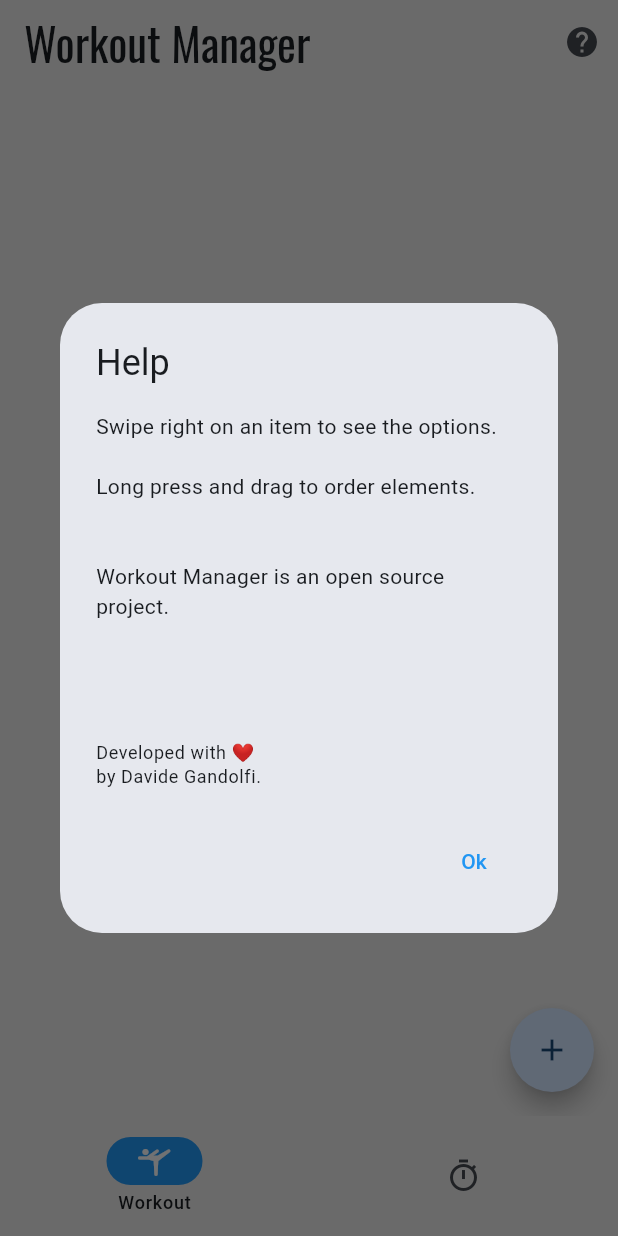
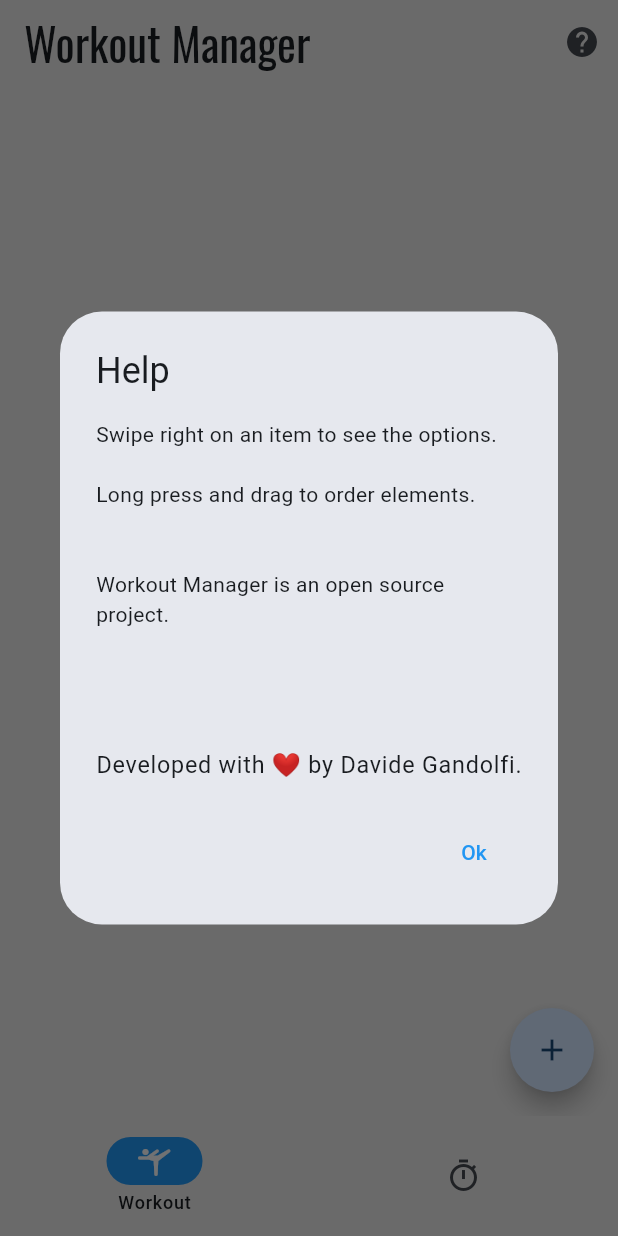
Before and after one commit to davgand/Workout-Manager, a Flutter app: the screen it shows after launch, after a tap on the "help" icon, on a phone screen of 412 x 824 dp. Run offline on Flutter 3.47's test engine with Material 3 defaults, Android fonts, the phone set to English and light mode, and no system bars; our stand-ins replace flutter_slidable, google_fonts; missing offline and left inert: window_size; generated files the repository leaves out were written again.

Commit message:
Small fonts adjustments

```diff
--- a/lib/l10n/app_en.arb
+++ b/lib/l10n/app_en.arb
@@ -7,7 +7,7 @@
   "help_dialog_title": "Help",
   "help_dialog_body": "Swipe right on an item to see the options. \n\nLong press and drag to order elements.",
   "help_dialog_info": "Workout Manager is an open source project.",
-  "help_dialog_credits": "Developed with ❤️\nby Davide Gandolfi.",
+  "help_dialog_credits": "Developed with ❤️ by Davide Gandolfi.",
   "delete_exercise_list_dialog_title": "Delete Exercise",
   "delete_exercise_list_dialog_body": "Do you really want to delete exercise {list_name}? \n\nThis operation cannot be undone.",
   "@delete_exercise_list_dialog_body": {
--- a/lib/l10n/app_it.arb
+++ b/lib/l10n/app_it.arb
@@ -7,7 +7,7 @@
   "help_dialog_title": "Aiuto",
   "help_dialog_body": "Scorri a destra su un elemento per visualizzare le diverse opzioni. \n\nTieni premuto su un oggetto e trascina per riordinare.",
   "help_dialog_info": "Workout Manager è un progetto open source.",
-  "help_dialog_credits": "Sviluppato con ❤️\nda Davide Gandolfi.",
+  "help_dialog_credits": "Sviluppato con ❤️ da Davide Gandolfi.",
   "delete_exercise_list_dialog_title": "Elimina Esercizio",
   "delete_exercise_list_dialog_body": "Vuoi davvero eliminare l'esercizio {list_name}? \n\nQuesta azione non può essere annullata.",
   "@delete_exercise_list_dialog_body": {
--- a/lib/src/constants/app_styles.dart
+++ b/lib/src/constants/app_styles.dart
@@ -23,8 +23,10 @@ class AppStyles {
       ),
       displaySmall: GoogleFonts.roboto(),
       headlineMedium: GoogleFonts.roboto(),
-      titleMedium: GoogleFonts.roboto(fontWeight: FontWeight.bold),
-      bodyMedium: GoogleFonts.roboto(),
+        titleMedium:
+            GoogleFonts.roboto(fontWeight: FontWeight.bold, fontSize: 20),
+        bodyMedium: GoogleFonts.roboto(),
+        bodyLarge: GoogleFonts.roboto()
     ),
   );
 
--- a/lib/src/screens/workout.dart
+++ b/lib/src/screens/workout.dart
@@ -124,10 +124,13 @@ class _WorkoutScreenState extends State<WorkoutScreen> {
               Text(AppLocalizations.of(context)!.help_dialog_info),
               Text("\n"),
               Text("\n"),
-              Text(
+              FittedBox(
+                fit: BoxFit.fitWidth,
+                child: Text(
                 AppLocalizations.of(context)!.help_dialog_credits,
                 style: Theme.of(context).textTheme.bodySmall,
-              ),
+                ),
+              )
             ])),
             actions: <Widget>[
               TextButton(
--- a/lib/src/widgets/Warmup/warmup_edit.dart
+++ b/lib/src/widgets/Warmup/warmup_edit.dart
@@ -118,7 +118,7 @@ class _WarmupEditState extends State<WarmupEdit> {
                                       WarmupTypeHelper.toValue(type, context),
                                       style: Theme.of(context)
                                           .textTheme
-                                          .bodyMedium,
+                                          .bodyLarge,
                                     ),
                                   );
                                 }).toList(),
--- a/lib/src/widgets/Warmup/warmup_item.dart
+++ b/lib/src/widgets/Warmup/warmup_item.dart
@@ -97,7 +97,7 @@ class WarmupItem extends StatelessWidget {
                                         Text(
                                             style: Theme.of(context)
                                                 .textTheme
-                                                .bodyMedium,
+                                                .bodyLarge,
                                             "${warmups[index].rest} s"),
                                       ])),
                           if (warmups[index].time != AppConstants.emptyValue)
```
Also changed, not shown: lib/src/widgets/Cardio/cardio_item.dart (+5 -5 lines), lib/src/widgets/Exercise/exercise_item.dart (+5 -5 lines).
